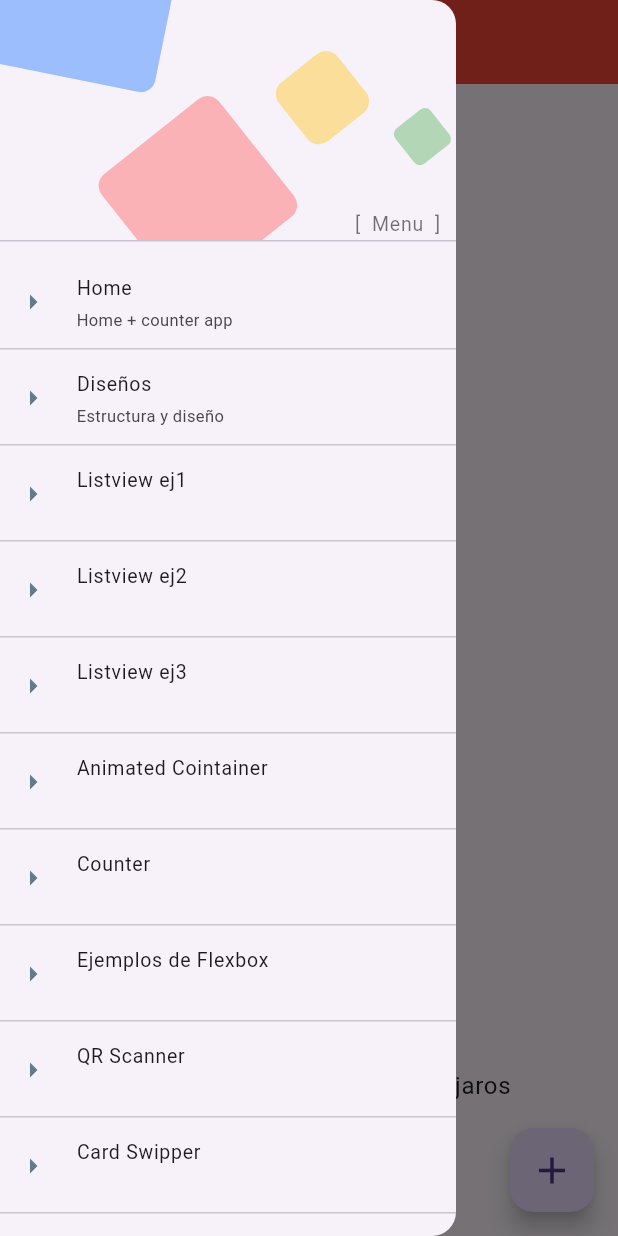
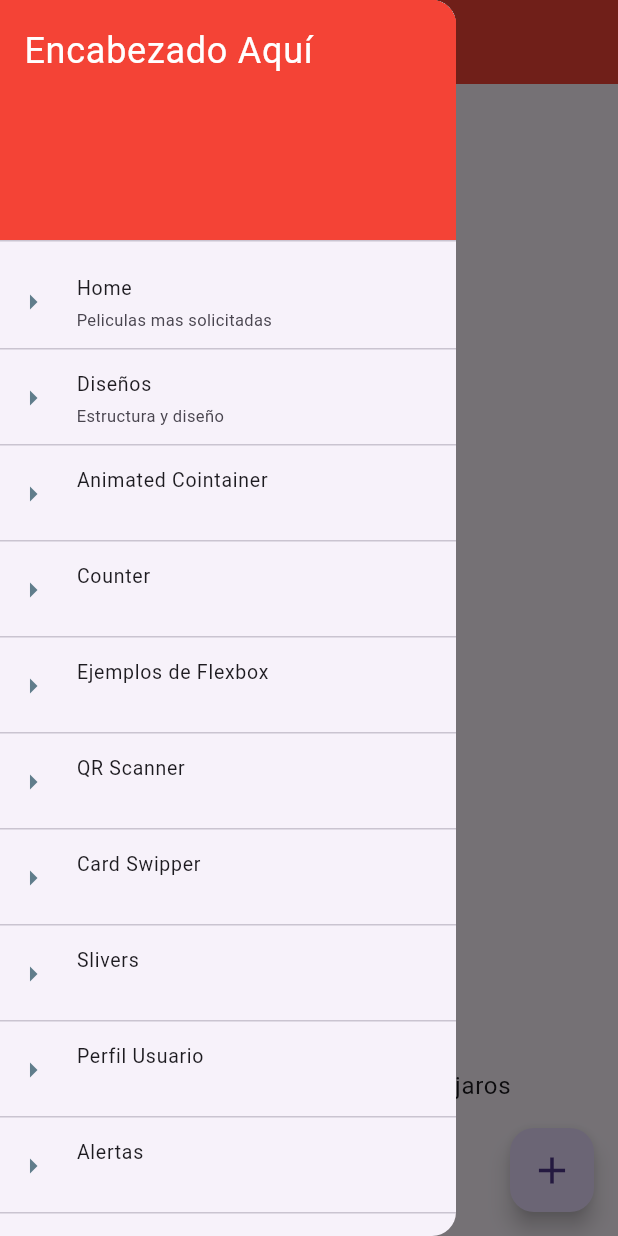
Before and after one commit to FacundoElizalde/Proyecto-Labo-IV, a Flutter app: the screen it shows after launch, with the side drawer open, on a phone screen of 412 x 824 dp. Run offline on Flutter 3.47's test engine with Material 3 defaults, Android fonts, the phone set to English and light mode, and no system bars; our stand-ins replace flutter_dotenv, local_auth, shared_preferences; missing offline and left inert: flutter_barcode_scanner; Roboto replaces fonts that are missing (FuzzyBubbles, RobotoMono).

Commit message:
Encabezado provisional

```diff
--- a/lib/widgets/drawer_menu.dart
+++ b/lib/widgets/drawer_menu.dart
@@ -1,29 +1,29 @@
-
 import 'package:flutter/material.dart';
 
 class DrawerMenu extends StatelessWidget {
-  final List<Map<String,String>> _menuItems = <Map<String,String>>[
-    {'route':'home','title':'Home','subtitle':'Home + counter app'},
-    {'route':'design','title':'Diseños','subtitle':'Estructura y diseño'},
-    {'route':'listview','title':'Listview ej1','subtitle':''},
-    {'route':'listview1','title':'Listview ej2','subtitle':''},
-    {'route':'listview2','title':'Listview ej3','subtitle':''},
-    {'route':'animated','title':'Animated Cointainer','subtitle':''},
-    {'route':'counter','title':'Counter','subtitle':''},
-    {'route':'flexbox','title':'Ejemplos de Flexbox','subtitle':''},
-    {'route':'qr_code','title':'QR Scanner','subtitle':''},
-    {'route':'swipper','title':'Card Swipper','subtitle':''},
-    {'route':'slivers','title':'Slivers','subtitle':''},
-    {'route':'profile','title':'Perfil Usuario','subtitle':''},
-    {'route':'alert','title':'Alertas','subtitle':''},
-    {'route':'provider','title':'Demo Provider','subtitle':'bonus: BottomNavigationBar'},
-    {'route':'photo_provider','title':'Unsplash','subtitle':''},
-    {'route':'pageview','title':'Pageviews','subtitle':''},
-    {'route':'infinite_scroll','title':'Infinite Scroll','subtitle':''},
-    {'route':'future_builder1','title':'Future Builder Ej1','subtitle':''},
-    {'route':'future_builder2','title':'Future Builder Ej2','subtitle':''},
-    {'route':'form_screen','title':'Form Screen','subtitle':''},
-    {'route':'fingerprint_screen','title':'Huella Digital','subtitle':''},
+  final List<Map<String, String>> _menuItems = <Map<String, String>>[
+    {'route': 'home', 'title': 'Home', 'subtitle': 'Peliculas mas solicitadas'},
+    {'route': 'design', 'title': 'Diseños', 'subtitle': 'Estructura y diseño'},
+    {'route': 'animated', 'title': 'Animated Cointainer', 'subtitle': ''},
+    {'route': 'counter', 'title': 'Counter', 'subtitle': ''},
+    {'route': 'flexbox', 'title': 'Ejemplos de Flexbox', 'subtitle': ''},
+    {'route': 'qr_code', 'title': 'QR Scanner', 'subtitle': ''},
+    {'route': 'swipper', 'title': 'Card Swipper', 'subtitle': ''},
+    {'route': 'slivers', 'title': 'Slivers', 'subtitle': ''},
+    {'route': 'profile', 'title': 'Perfil Usuario', 'subtitle': ''},
+    {'route': 'alert', 'title': 'Alertas', 'subtitle': ''},
+    {
+      'route': 'provider',
+      'title': 'Demo Provider',
+      'subtitle': 'bonus: BottomNavigationBar'
+    },
+    {'route': 'photo_provider', 'title': 'Unsplash', 'subtitle': ''},
+    {'route': 'pageview', 'title': 'Pageviews', 'subtitle': ''},
+    {'route': 'infinite_scroll', 'title': 'Infinite Scroll', 'subtitle': ''},
+    {'route': 'future_builder1', 'title': 'Future Builder Ej1', 'subtitle': ''},
+    {'route': 'future_builder2', 'title': 'Future Builder Ej2', 'subtitle': ''},
+    {'route': 'form_screen', 'title': 'Form Screen', 'subtitle': ''},
+    {'route': 'fingerprint_screen', 'title': 'Huella Digital', 'subtitle': ''},
   ];
 
   DrawerMenu({super.key});
@@ -34,113 +34,42 @@ class DrawerMenu extends StatelessWidget {
       child: ListView(
         padding: EdgeInsets.zero,
         children: [
-          const _DrawerHeaderAlternative(),
+          const DrawerHeader(
+            decoration: BoxDecoration(
+              color: Colors.red,
+            ),
+            child: Text(
+              'Encabezado Aquí',
+              style: TextStyle(
+                color: Colors.white,
+                fontSize: 24,
+              ),
+            ),
+          ),
           ...ListTile.divideTiles(
             context: context,
-            tiles: _menuItems.map(
-              (item) => ListTile(
+            tiles: _menuItems
+                .map((item) => ListTile(
                       contentPadding: const EdgeInsets.symmetric(
-                      vertical: 0,
-                      horizontal: 10
-                    ),
+                          vertical: 0, horizontal: 10),
                       dense: true,
                       minLeadingWidth: 25,
                       iconColor: Colors.blueGrey,
-                  title: Text(item['title']!, style: const TextStyle(fontFamily: 'FuzzyBubbles')),
-                  subtitle: Text(item['subtitle'] ?? '', style: const TextStyle(fontFamily: 'RobotoMono', fontSize: 11)),
-                  leading: const Icon(Icons.arrow_right ),
+                      title: Text(item['title']!,
+                          style: const TextStyle(fontFamily: 'FuzzyBubbles')),
+                      subtitle: Text(item['subtitle'] ?? '',
+                          style: const TextStyle(
+                              fontFamily: 'RobotoMono', fontSize: 11)),
+                      leading: const Icon(Icons.arrow_right),
                       onTap: () {
                         Navigator.pop(context);
-                    //Navigator.pushReplacementNamed(context, item['route']!);
                         Navigator.pushNamed(context, item['route']!);
                       },
-              )
-            ).toList()
-          )
+                    ))
+                .toList(),
+          ),
         ],
       ),
     );
   }
 }
-
-class _DrawerHeaderAlternative extends StatelessWidget {
-  const _DrawerHeaderAlternative({
-    Key? key,
-  }) : super(key: key);
-
-
-  @override
-  Widget build(BuildContext context) {
-    return DrawerHeader(
-      padding: EdgeInsets.zero,
-      child: Stack(
-        children: [
-          Positioned(
-            top: -90,
-            child: Container(
-              width: 130,
-              height: 130,
-              decoration: BoxDecoration(
-                color: Colors.blueAccent.withOpacity(0.5),
-                borderRadius: BorderRadius.circular(10)
-              ),
-              transform: Matrix4.rotationZ(0.2),
-            ),
-          ),
-          Positioned(
-            bottom: 0,
-            left: 140,
-            child: Container(
-              width: 100,
-              height: 100,
-              decoration: BoxDecoration(
-                color: Colors.redAccent.withOpacity(0.4),
-                borderRadius: BorderRadius.circular(10)
-              ),
-              transform: Matrix4.rotationZ(0.9),
-            ),
-          ),
-          Positioned(
-            top: 30,
-            right: 35,
-            child: Container(
-              width: 50,
-              height: 50,
-              decoration: BoxDecoration(
-                color: Colors.amber.withOpacity(0.4),
-                borderRadius: BorderRadius.circular(10)
-              ),
-              transform: Matrix4.rotationZ(0.9),
-            ),
-          ),
-          Positioned(
-            top: 70,
-            right: -10,
-            child: Container(
-              width: 30,
-              height: 30,
-              decoration: BoxDecoration(
-                color: Colors.green.withOpacity(0.4),
-                borderRadius: BorderRadius.circular(5)
-              ),
-              transform: Matrix4.rotationZ(0.9),
-            ),
-          ),
-          Container(
-            alignment: Alignment.bottomRight,
-            padding: const EdgeInsets.symmetric(horizontal: 10),
-            child: const Text(
-                          '[  Menu  ]',
-                          style: TextStyle(
-                                  fontSize: 13,
-                                  color:Colors.black54,
-                                  fontFamily: 'RobotoMono'
-                                ),
-                          textAlign: TextAlign.right,
-                        ),
-          ),
-        ]
-      ),
-    );
-  }
-}
```
Also changed, not shown: lib/screens/fingerprint_screen.dart (+0 -7 lines), lib/screens/flex_screen_column.dart (+33 -19 lines), lib/screens/screens.dart (line endings or trailing spaces). Lines whose indentation alone changed are shown as unchanged.
